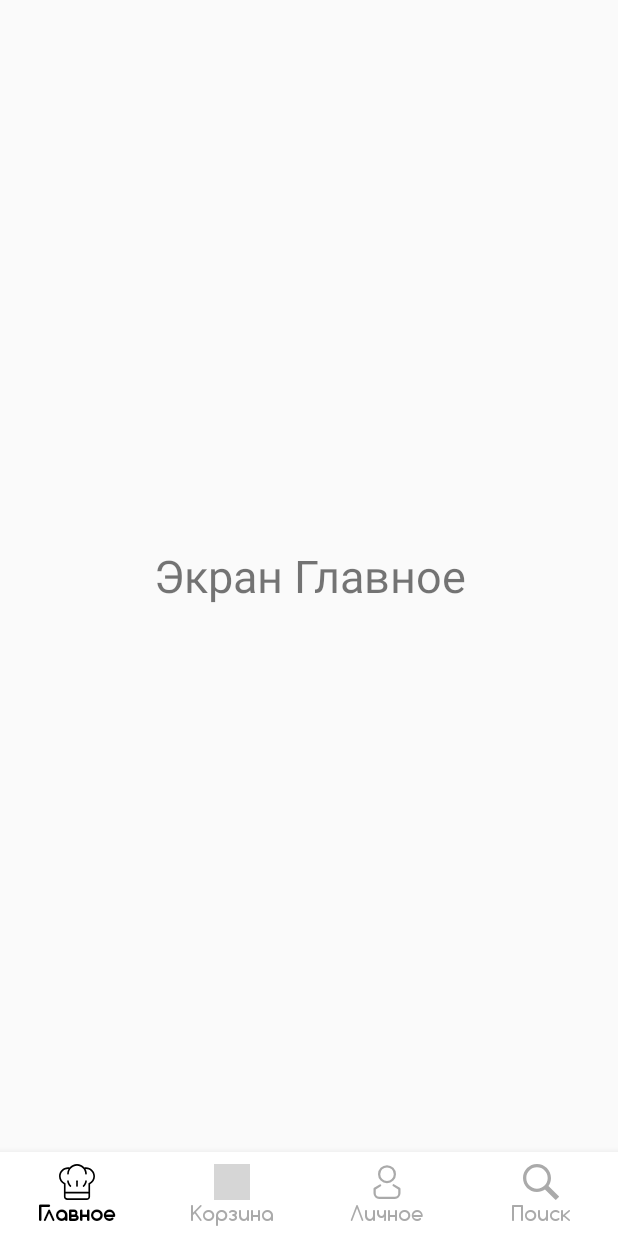
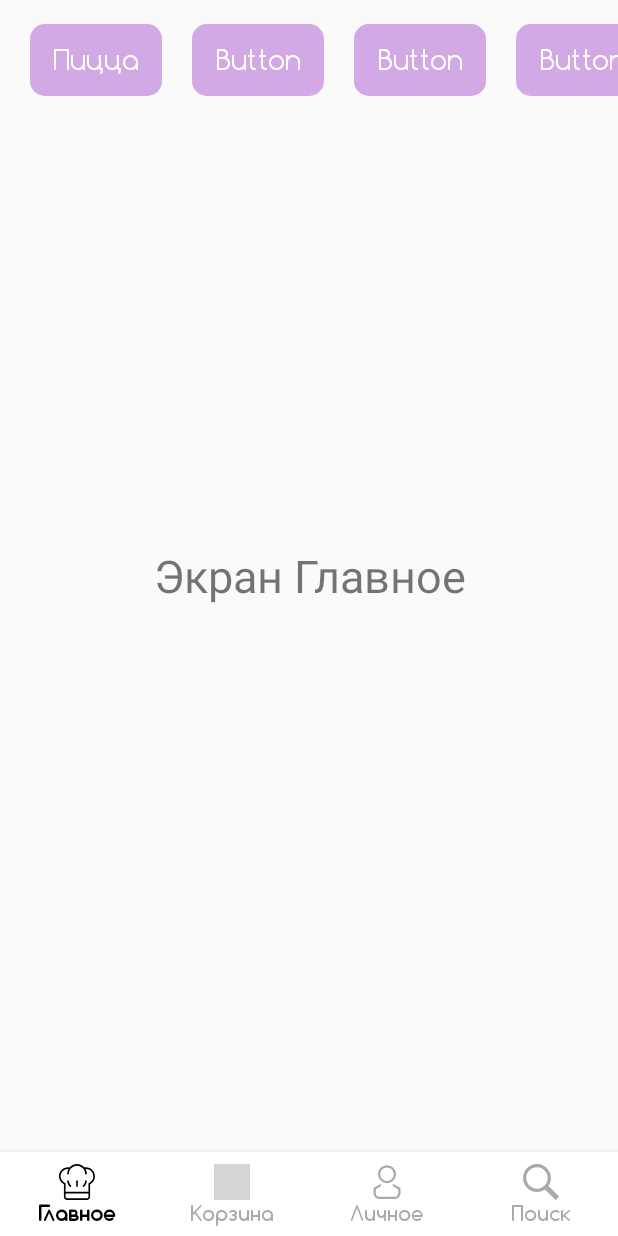
Before and after one commit to ibraim2233/ToDoFood, an Android app: the MainFragment screen opened directly, with no data from a screen before it, on a phone screen of 412 x 824 dp. Run offline under Robolectric (Android 15) with nearby library versions, the phone set to English and light mode, and no system bars; grey boxes are pictures that could not be loaded.

Commit message:
Style of Buttons and etc

```diff
--- /dev/null
+++ b/app/src/main/res/drawable/button_animation.xml
@@ -0,0 +1,32 @@
+<?xml version="1.0" encoding="utf-8"?>
+<selector xmlns:android="http://schemas.android.com/apk/res/android">
+    <item android:state_enabled="true" android:state_pressed="true">
+        <set>
+            <objectAnimator
+                android:duration="120"
+                android:propertyName="translationZ"
+                android:valueTo="8dp"
+                android:valueType="floatType"/>
+            <objectAnimator
+                android:duration="120"
+                android:propertyName="elevation"
+                android:valueTo="4dp"
+                android:valueType="floatType"/>
+        </set>
+    </item>
+    <item android:state_enabled="true">
+        <set>
+            <objectAnimator
+                android:duration="120"
+                android:propertyName="translationZ"
+                android:startDelay="80"
+                android:valueTo="4dp"
+                android:valueType="floatType"/>
+            <objectAnimator
+                android:duration="120"
+                android:propertyName="elevation"
+                android:valueTo="2dp"
+                android:valueType="floatType"/>
+        </set>
+    </item>
+</selector>
--- /dev/null
+++ b/app/src/main/res/drawable/filter_button.xml
@@ -0,0 +1,22 @@
+<?xml version="1.0" encoding="utf-8"?>
+<inset xmlns:android="http://schemas.android.com/apk/res/android">
+    <ripple
+        android:color="?attr/colorControlHighlight">
+        <item>
+            <shape android:shape="rectangle"
+                android:tint="#D2A8E5">
+                <corners android:radius="10dp"/>
+            </shape>
+        </item>
+        <item
+            android:left="1dp"
+            android:bottom="1dp"
+            android:top="1dp"
+            android:right="1dp">
+            <shape android:shape="rectangle"
+                android:tint="#D2A8E5">
+                <corners android:radius="10dp"/>
+            </shape>
+        </item>
+    </ripple>
+</inset>
--- a/app/src/main/res/layout/fragment_main.xml
+++ b/app/src/main/res/layout/fragment_main.xml
@@ -6,12 +6,145 @@
     tools:context=".MainFragment">
 
     <!-- TODO: Update blank fragment layout -->
+    <HorizontalScrollView
+        android:layout_width="match_parent"
+        android:layout_height="wrap_content"
+        android:scrollbars="none">
+
+
+        <LinearLayout
+            android:layout_width="wrap_content"
+            android:layout_height="match_parent"
+            android:orientation="horizontal">
+
+            <Button
+                android:id="@+id/button_filter_1"
+                style="@style/ButtonFilter"
+                android:layout_width="wrap_content"
+                android:layout_height="wrap_content"
+                android:layout_alignParentLeft="true"
+                android:layout_alignParentTop="true"
+                android:layout_marginLeft="20dp"
+                android:layout_marginTop="16dp"
+                android:layout_marginBottom="16dp"
+
+
+                android:text="Пицца"
+                android:textSize="18dp"
+                android:fontFamily="@font/comfortaa_regular"
+                />
+
+            <Button
+                android:id="@+id/button_filter_2"
+                style="@style/ButtonFilter"
+                android:layout_width="wrap_content"
+                android:layout_height="wrap_content"
+                android:layout_alignParentLeft="true"
+                android:layout_alignParentTop="true"
+                android:layout_marginLeft="20dp"
+                android:layout_marginTop="16dp"
+                android:layout_marginBottom="16dp"
+
+                android:text="Button"
+                android:textSize="18dp"
+                android:fontFamily="@font/comfortaa_regular"
+                />
+
+
+
+
+            <Button
+                android:id="@+id/button_filter_3"
+                style="@style/ButtonFilter"
+                android:layout_width="wrap_content"
+                android:layout_height="wrap_content"
+                android:layout_alignParentLeft="true"
+                android:layout_alignParentTop="true"
+                android:layout_marginLeft="20dp"
+                android:layout_marginTop="16dp"
+                android:layout_marginBottom="16dp"
+
+                android:text="Button"
+                android:textSize="18dp"
+                android:fontFamily="@font/comfortaa_regular"
+                />
+
+            <Button
+                android:id="@+id/button_filter_4"
+                style="@style/ButtonFilter"
+                android:layout_width="wrap_content"
+                android:layout_height="wrap_content"
+                android:layout_alignParentLeft="true"
+                android:layout_alignParentTop="true"
+                android:layout_marginLeft="20dp"
+                android:layout_marginTop="16dp"
+                android:layout_marginBottom="16dp"
+
+                android:text="Button"
+                android:textSize="18dp"
+                android:fontFamily="@font/comfortaa_regular"
+                />
+
+            <Button
+                android:id="@+id/button_filter_5"
+                style="@style/ButtonFilter"
+                android:layout_width="wrap_content"
+                android:layout_height="wrap_content"
+                android:layout_alignParentLeft="true"
+                android:layout_alignParentTop="true"
+                android:layout_marginLeft="20dp"
+                android:layout_marginTop="16dp"
+                android:layout_marginBottom="16dp"
+
+                android:text="Button"
+                android:textSize="18dp"
+                android:fontFamily="@font/comfortaa_regular"
+                />
+
+            <Button
+                android:id="@+id/button_filter_6"
+                style="@style/ButtonFilter"
+                android:layout_width="wrap_content"
+                android:layout_height="wrap_content"
+                android:layout_alignParentLeft="true"
+                android:layout_alignParentTop="true"
+                android:layout_marginLeft="20dp"
+                android:layout_marginTop="16dp"
+                android:layout_marginBottom="16dp"
+
+                android:text="Button"
+                android:textSize="18dp"
+                android:fontFamily="@font/comfortaa_regular"
+                />
+
+            <Button
+                android:id="@+id/button_filter_7"
+                style="@style/ButtonFilter"
+                android:layout_width="wrap_content"
+                android:layout_height="wrap_content"
+                android:layout_alignParentLeft="true"
+                android:layout_alignParentTop="true"
+                android:layout_marginLeft="20dp"
+                android:layout_marginTop="16dp"
+                android:layout_marginBottom="16dp"
+                android:backgroundTint="#D2A8E5"
+
+                android:text="Button"
+                android:textSize="18dp"
+                android:fontFamily="@font/comfortaa_regular"
+
+                />
+
+
+        </LinearLayout>
+    </HorizontalScrollView>
+
     <TextView
         android:layout_width="wrap_content"
         android:layout_height="wrap_content"
+        android:layout_centerInParent="true"
         android:text="Экран Главное"
         android:textAlignment="center"
-        android:textSize="30sp"
-        android:layout_centerInParent="true"/>
+        android:textSize="30sp" />
 
 </RelativeLayout>
--- a/app/src/main/res/values/styles.xml
+++ b/app/src/main/res/values/styles.xml
@@ -14,4 +14,12 @@
         <item name="windowActionBar">false</item>
         <item name="windowNoTitle">true</item>
     </style>
+
+    <style name="ButtonFilter" parent="Widget.AppCompat.Button.Colored">
+        ..
+        <item name="android:textAllCaps">false</item>
+        <item name="android:background">@drawable/filter_button </item>
+
+        ..
+    </style>
 </resources>
```
